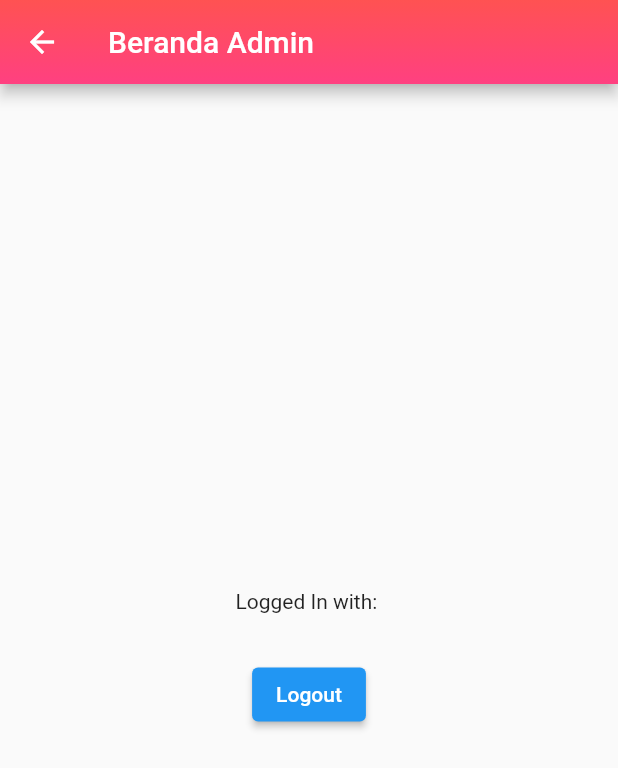
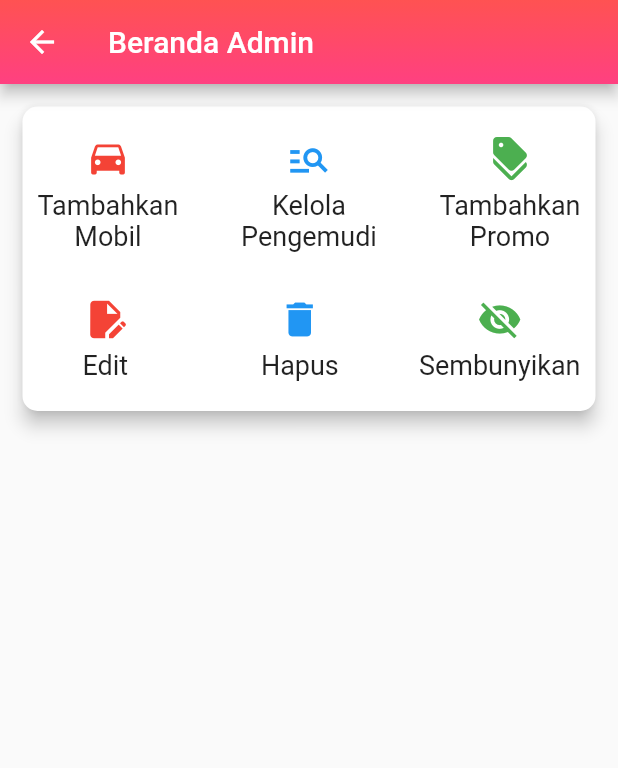
Before and after one commit to galihtra/seller_rent_car, a Flutter app: the HomeScreen screen opened directly, on a phone screen of 412 x 824 dp. Shown: the top 768 px of the screen. Run offline on Flutter 3.47's test engine with Material 2 defaults, Android fonts, the phone set to English and light mode, and no system bars; our stand-ins replace cloud_firestore, firebase_auth, firebase_core, firebase_storage, image_picker; accounts and stored records are empty.

Commit message:
add card status in home screen

```diff
--- a/lib/pages/home/home_screen.dart
+++ b/lib/pages/home/home_screen.dart
@@ -1,6 +1,8 @@
 import 'package:firebase_auth/firebase_auth.dart';
 import 'package:flutter/material.dart';
 import 'package:seller_rent_car/pages/auth/login_screen.dart';
+import 'package:seller_rent_car/pages/home/promo_screen.dart';
+import 'package:seller_rent_car/pages/home/widgets/status_card_widget.dart';
 
 class HomeScreen extends StatefulWidget {
   const HomeScreen({super.key});
@@ -28,30 +30,94 @@ class _HomeScreenState extends State<HomeScreen> {
             ),
           ),
         ),
-      body: Center(
+        body: SingleChildScrollView(
+          child: // Kartu Status
+              Container(
+            child: Card(
+              margin:
+                  const EdgeInsets.symmetric(horizontal: 15.0, vertical: 15.0),
+              clipBehavior: Clip.antiAlias,
+              color: Colors.white,
+              shape: RoundedRectangleBorder(
+                borderRadius: BorderRadius.circular(10.0),
+              ),
+              elevation: 5.0,
               child: Padding(
-          padding: const EdgeInsets.all(20),
+                padding: const EdgeInsets.only(bottom: 20.0, top: 20.0),
                 child: Column(
-            mainAxisAlignment: MainAxisAlignment.center,
-            children: [
-              Text("Logged In with: $userEmail"),
+                  children: <Widget>[
+                    Padding(
+                      padding: const EdgeInsets.only(left: 10.0, right: 10.0),
+                      child: Row(
+                        mainAxisAlignment: MainAxisAlignment
+                            .spaceBetween, // Menambahkan space di antara elemen-elemen
+                        children: <Widget>[
+                          FiturCard(
+                            title: "Tambahkan\nMobil",
+                            iconData: Icons.drive_eta,
+                            iconColor: Colors.red,
+                            onTap: () {},
+                          ),
+                          FiturCard(
+                            title: "Kelola\nPengemudi",
+                            iconData: Icons.manage_search,
+                            iconColor: Colors.blue,
+                            onTap: () {},
+                          ),
+                          FiturCard(
+                            title: "Tambahkan\nPromo",
+                            iconData: Icons.discount,
+                            iconColor: Colors.green,
+                            onTap: () {
+                              Navigator.push(
+                                context,
+                                MaterialPageRoute(
+                                  builder: (context) => const PromoScreen(),
+                                ),
+                              );
+                            },
+                          ),
+                        ],
+                      ),
+                    ),
                     const SizedBox(
                       height: 30,
                     ),
-              ElevatedButton(
-                onPressed: () {
-                  _auth.signOut();
-                  Navigator.pushAndRemoveUntil(context,
-                      MaterialPageRoute(builder: (context) {
-                    return const LoginScreen();
-                  }), (route) => false);
-                },
-                child: const Text("Logout"),
-              )
+                    Padding(
+                      padding: const EdgeInsets.only(left: 40.0, right: 10.0),
+                      child: Row(
+                        mainAxisAlignment: MainAxisAlignment
+                            .spaceBetween, // Menambahkan space di antara elemen-elemen
+                        children: <Widget>[
+                          FiturCard(
+                            title: "Edit",
+                            iconData: Icons.edit_document,
+                            iconColor: Colors.red,
+                            onTap: () {},
+                          ),
+                          Padding(
+                            padding: const EdgeInsets.only(left: 35.0),
+                            child: FiturCard(
+                              title: "Hapus",
+                              iconData: Icons.delete,
+                              iconColor: Colors.blue,
+                              onTap: () {},
+                            ),
+                          ),
+                          FiturCard(
+                            title: "Sembunyikan",
+                            iconData: Icons.visibility_off,
+                            iconColor: Colors.green,
+                            onTap: () {},
+                          ),
+                        ],
+                      ),
+                    ),
                   ],
                 ),
               ),
             ),
-    );
+          ),
+        ));
   }
 }
--- /dev/null
+++ b/lib/pages/home/promo_screen.dart
@@ -0,0 +1,12 @@
+import 'package:flutter/material.dart';
+
+class PromoScreen extends StatelessWidget {
+  const PromoScreen({super.key});
+
+  @override
+  Widget build(BuildContext context) {
+    return Scaffold(
+      appBar: AppBar(title: Text("data")),
+    );
+  }
+}
--- /dev/null
+++ b/lib/pages/home/widgets/status_card_widget.dart
@@ -0,0 +1,41 @@
+import 'package:flutter/material.dart';
+
+class FiturCard extends StatelessWidget {
+  final String title;
+  final IconData iconData;
+  final Color iconColor;
+  final VoidCallback? onTap;
+
+  const FiturCard({super.key,
+    required this.title,
+    required this.iconData,
+    required this.iconColor,
+    this.onTap,
+  });
+
+  @override
+  Widget build(BuildContext context) {
+    return InkWell(
+      onTap: onTap,
+      child: Expanded(
+        child: Column(
+          children: <Widget>[
+            Icon(
+              iconData,
+              size: 30,
+              color: iconColor,
+            ),
+            SizedBox(height: 5.0),
+            Text(
+              title,
+              style: TextStyle(
+                fontSize: 18.0,
+              ),
+              textAlign: TextAlign.center,
+            )
+          ],
+        ),
+      ),
+    );
+  }
+}
```
Lines whose indentation alone changed are shown as unchanged.
